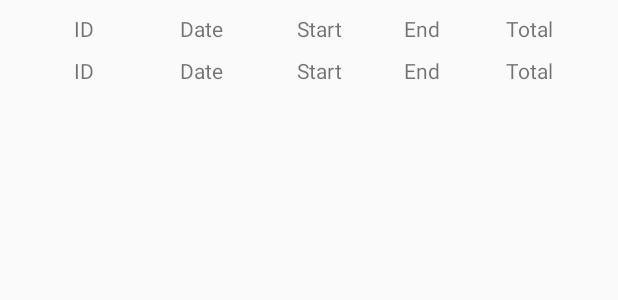
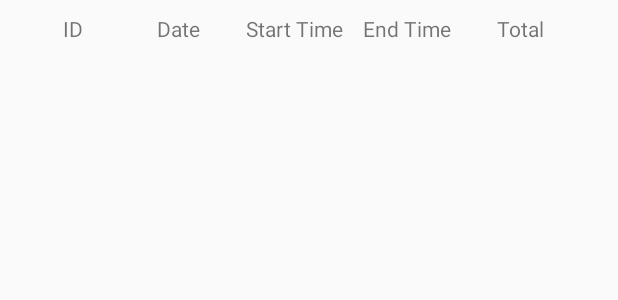
Before and after one commit to Clivey/CISInvoice, an Android app: the layout custom_day_view.xml on its own in the app's theme, with its tools: preview values and no code run, on a phone screen of 412 x 824 dp. Shown: the top 300 px of the screen. Run offline under Robolectric (Android 15) with nearby library versions, the phone set to English and light mode, and no system bars.

Commit message:
Altered custom day view and several ui designs

```diff
--- a/app/src/main/java/com/software/kinson/cisinvoicegenerator/InvoiceGlobals.java
+++ b/app/src/main/java/com/software/kinson/cisinvoicegenerator/InvoiceGlobals.java
@@ -4,6 +4,7 @@ public class InvoiceGlobals {
     public static int contractorID = 0;
     public static int invoiceNo = 0;
     public static int startHour = 0;
+    public static int startmin = 0;
     public static int endHour = 0;
     public static int dayOfMonth = 0;
     public static int month = 0;
--- a/app/src/main/java/com/software/kinson/cisinvoicegenerator/MainActivity.java
+++ b/app/src/main/java/com/software/kinson/cisinvoicegenerator/MainActivity.java
@@ -60,9 +60,9 @@ public class MainActivity extends BaseActivity {
         }
 
         //Update to new invoice number
-        int hasNumber = myDb.isTableEmpty(DatabaseHelper.INVOICE_TABLE);
-        if (hasNumber > 0)
-            Globals.invNo = myDb.invoiceNumber();
+        //int hasNumber = myDb.isTableEmpty(DatabaseHelper.INVOICE_TABLE);
+        //if (hasNumber > 0)
+        Globals.invNo = myDb.invoiceNumber();
 
 
         int isEmpty = myDb.isTableEmpty(DatabaseHelper.COMPANY_TABLE);
--- a/app/src/main/res/layout/custom_day_view.xml
+++ b/app/src/main/res/layout/custom_day_view.xml
@@ -10,9 +10,9 @@
         android:id="@+id/linearLayout4"
         android:layout_width="368dp"
         android:layout_height="28dp"
-        android:layout_marginStart="8dp"
+        android:layout_marginStart="24dp"
         android:layout_marginTop="4dp"
-        android:layout_marginEnd="8dp"
+        android:layout_marginEnd="32dp"
         android:orientation="horizontal"
         app:layout_constraintEnd_toEndOf="parent"
         app:layout_constraintStart_toStartOf="parent"
@@ -20,17 +20,17 @@
 
         <TextView
             android:id="@+id/textView41"
-            android:layout_width="30dp"
+            android:layout_width="20dp"
             android:layout_height="wrap_content"
             android:layout_margin="5dp"
             android:layout_marginStart="20dp"
             android:layout_weight="1"
-            android:textAlignment="center"
-            android:text="ID" />
+            android:text="@string/id"
+            android:textAlignment="center" />
 
         <TextView
             android:id="@+id/textView33"
-            android:layout_width="50dp"
+            android:layout_width="35dp"
             android:layout_height="wrap_content"
             android:layout_margin="5dp"
             android:layout_marginStart="20dp"
@@ -40,7 +40,7 @@
 
         <TextView
             android:id="@+id/textView32"
-            android:layout_width="30dp"
+            android:layout_width="35dp"
             android:layout_height="wrap_content"
             android:layout_margin="5dp"
             android:layout_weight="1"
@@ -70,8 +70,8 @@
     <LinearLayout
         android:layout_width="368dp"
         android:layout_height="30dp"
-        android:layout_marginStart="8dp"
-        android:layout_marginEnd="8dp"
+        android:layout_marginStart="24dp"
+        android:layout_marginEnd="32dp"
         android:orientation="horizontal"
         app:layout_constraintEnd_toEndOf="parent"
         app:layout_constraintStart_toStartOf="parent"
@@ -79,31 +79,29 @@
 
         <TextView
             android:id="@+id/tvDayID"
-            android:layout_width="30dp"
+            android:layout_width="20dp"
             android:layout_height="wrap_content"
             android:layout_margin="5dp"
             android:layout_marginStart="20dp"
             android:layout_weight="1"
-            android:textAlignment="center"
-            android:text="ID" />
+            android:textAlignment="center" />
 
         <TextView
             android:id="@+id/tvDayDateID"
-            android:layout_width="50dp"
+            android:layout_width="35dp"
             android:layout_height="wrap_content"
             android:layout_margin="5dp"
             android:layout_marginStart="20dp"
             android:layout_weight="1"
-            android:text="@string/date"
             android:textAlignment="center" />
 
         <TextView
             android:id="@+id/tvDayStartID"
-            android:layout_width="30dp"
+            android:layout_width="35dp"
             android:layout_height="wrap_content"
             android:layout_margin="5dp"
+            android:layout_marginStart="20dp"
             android:layout_weight="1"
-            android:text="@string/start_time"
             android:textAlignment="center" />
 
         <TextView
@@ -111,8 +109,8 @@
             android:layout_width="30dp"
             android:layout_height="wrap_content"
             android:layout_margin="5dp"
+            android:layout_marginStart="20dp"
             android:layout_weight="1"
-            android:text="@string/end_time"
             android:textAlignment="center" />
 
         <TextView
@@ -122,7 +120,6 @@
             android:layout_margin="5dp"
             android:layout_marginEnd="20dp"
             android:layout_weight="1"
-            android:text="@string/total_time2"
             android:textAlignment="center" />
     </LinearLayout>
 </android.support.constraint.ConstraintLayout>
--- a/app/src/main/res/layout/custom_row.xml
+++ b/app/src/main/res/layout/custom_row.xml
@@ -23,7 +23,6 @@
             android:layout_height="wrap_content"
             android:layout_margin="10dp"
             android:layout_weight="40"
-            android:text="@string/id"
             android:textSize="30sp" />
 
         <LinearLayout
--- a/app/src/main/res/values/strings.xml
+++ b/app/src/main/res/values/strings.xml
@@ -1,6 +1,5 @@
 <resources>
     <string name="app_name">CIS Invoice Generator</string>
-    <string name="id">ID</string>
     <string name="textview">TextView</string>
     <string name="save_invoice">Save Invoice</string>
     <string name="add_day">Add Day</string>
@@ -15,6 +14,7 @@
     <string name="date">Date</string>
     <string name="end_time">End Time</string>
     <string name="delete_invoice">Delete Invoice</string>
-    <string name="total_time">Total Time</string>
-    <string name="total_time2">Total Time</string>
+    <string name="total_time">Total</string>
+    <string name="total_time2">Total</string>
+    <string name="id">ID</string>
 </resources>
```
Also changed, not shown: app/src/main/java/com/software/kinson/cisinvoicegenerator/InvoiceActivity2.java (+25 -13 lines).
